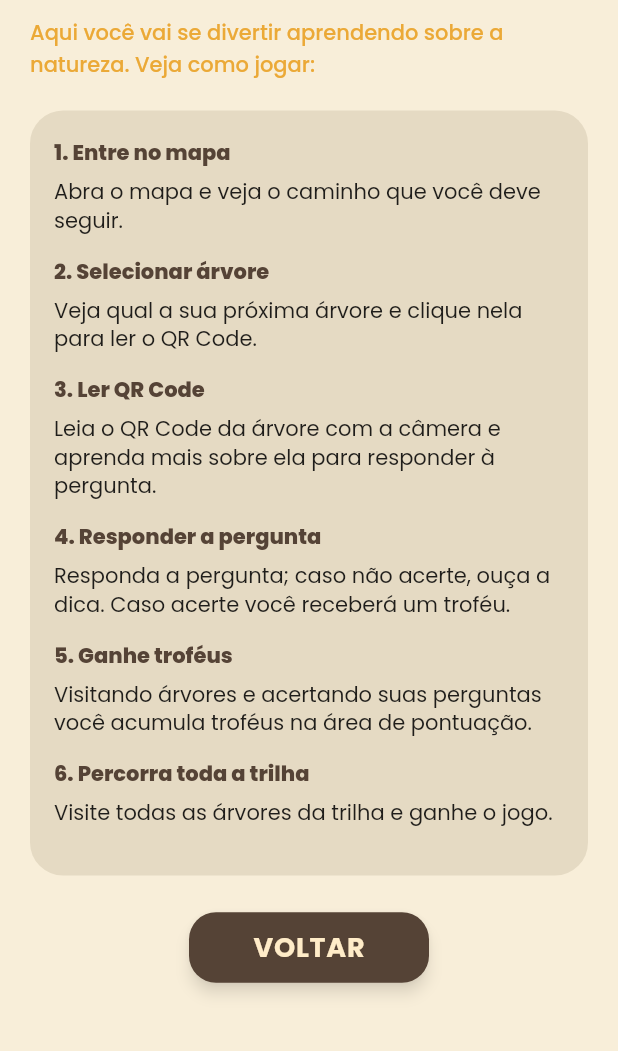
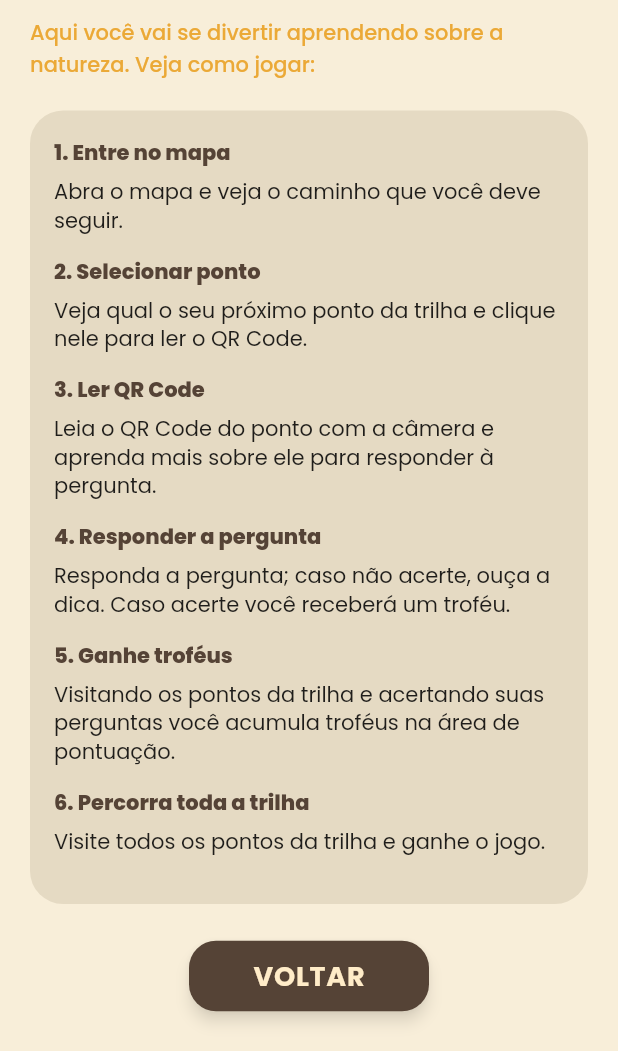
Before and after one commit to AgnesBressan/TrilhaVerdeEsalq, a Flutter app: the TelaTutorial screen opened by its route, on a phone screen of 412 x 824 dp, the part 185-1236 px from its top. Run offline on Flutter 3.47's test engine with Material 3 defaults, Android fonts, the phone set to English and light mode, and no system bars; our stand-ins replace audioplayers, flutter_map, image_picker, latlong2, shared_preferences; missing offline and left inert: mobile_scanner; accounts and stored records are empty.

Commit message:
ajustes na contagem

```diff
--- a/lib/models/ponto_interesse.dart
+++ b/lib/models/ponto_interesse.dart
@@ -35,6 +35,10 @@ class PontoInteresse {
   bool get isArvore => tipo == 'arvore';
   bool get isPredioHistorico => tipo == 'predio_historico';
 
+  // Só pontos com coordenadas aparecem no mapa — e o QR code só é lido a
+  // partir do mapa. Pontos sem coordenadas não entram na contagem da trilha.
+  bool get temCoordenadas => latitude != null && longitude != null;
+
   static double? _parseDouble(dynamic value) {
     if (value == null) return null;
     if (value is double) return value;
--- a/lib/screens/tela_cadastro.dart
+++ b/lib/screens/tela_cadastro.dart
@@ -6,8 +6,6 @@ import '../theme/app_colors.dart';
 import '../widgets/home_action_button.dart';
 import '../models/usuario.dart';
 import '../services/api_cliente.dart';
-
-class ApiConflictError implements Exception {}
 
 class TelaCadastro extends StatefulWidget {
   const TelaCadastro({super.key});
--- a/lib/screens/tela_dicas.dart
+++ b/lib/screens/tela_dicas.dart
@@ -134,7 +134,9 @@ class _TelaDicasState extends State<TelaDicas> {
         // pontos ativos dela (a tabela trofeu não guarda trilha_nome —
         // um ponto pode pertencer a mais de uma trilha).
         final todosPontos =
-            await _api.listarPontosInteresse(trilha: _trilha!, ativas: true);
+            (await _api.listarPontosInteresse(trilha: _trilha!, ativas: true))
+                .where((p) => p.temCoordenadas)
+                .toList();
         final trofeus = await _api.listarTrofeus(nickname);
 
         final codigosDaTrilha = todosPontos.map((p) => p.codigo).toSet();
@@ -145,7 +147,7 @@ class _TelaDicasState extends State<TelaDicas> {
 
         if (mounted) {
           setState(() {
-            _finalizouTrilha = totalLidos >= totalAtivos;
+            _finalizouTrilha = totalAtivos > 0 && totalLidos >= totalAtivos;
             _marcandoLida = false;
           });
         }
--- a/lib/screens/tela_menu.dart
+++ b/lib/screens/tela_menu.dart
@@ -15,8 +15,8 @@ class _TelaMenuState extends State<TelaMenu> { // [NOVO] Classe de estado
   Future<void> _onSair() async {
     await _api.sair(); // Limpa os dados da sessão (SharedPreferences)
     if (mounted) {
-      // Navega para o login e remove todas as telas anteriores
-      Navigator.pushNamedAndRemoveUntil(context, '/login', (route) => false);
+      // Navega para a tela com login/cadastro e remove todas as telas anteriores
+      Navigator.pushNamedAndRemoveUntil(context, '/home', (route) => false);
     }
   }
 
--- a/lib/screens/tela_perfil.dart
+++ b/lib/screens/tela_perfil.dart
@@ -45,7 +45,7 @@ class _TelaPerfilState extends State<TelaPerfil> {
       final nickname = prefs.getString('ultimo_usuario');
 
       if (nickname == null) {
-        // Se não houver usuário logado, volta para o login
+        // Se não houver usuário logado, volta para a tela de login/cadastro
         _sair();
         return;
       }
@@ -107,8 +107,8 @@ class _TelaPerfilState extends State<TelaPerfil> {
   Future<void> _sair() async {
     await _api.sair(); // Limpa os dados locais
     if (!mounted) return;
-    // Navega para a tela de login e remove todas as telas anteriores da pilha
-    Navigator.pushNamedAndRemoveUntil(context, '/login', (route) => false);
+    // Navega para a tela com login/cadastro e remove todas as telas anteriores da pilha
+    Navigator.pushNamedAndRemoveUntil(context, '/home', (route) => false);
   }
 
   @override
--- a/lib/screens/tela_pontuacao.dart
+++ b/lib/screens/tela_pontuacao.dart
@@ -67,7 +67,9 @@ class _TelaPontuacaoState extends State<TelaPontuacao> {
         _api.obterUsuario(nickname),
       ]);
 
-      final pontosDaTrilha = resultados[0] as List<PontoInteresse>;
+      final pontosDaTrilha = (resultados[0] as List<PontoInteresse>)
+          .where((p) => p.temCoordenadas)
+          .toList();
       final todosTrofeus = resultados[1] as List<Trofeu>;
       final usuario = resultados[2] as Usuario?;
 
--- a/lib/screens/tela_quiz.dart
+++ b/lib/screens/tela_quiz.dart
@@ -67,10 +67,12 @@ class _TelaQuizState extends State<TelaQuiz> {
             // A tabela trofeu não guarda trilha_nome — um ponto pode
             // pertencer a mais de uma trilha, então a associação é feita
             // comparando os códigos.
-            final todosPontosAtivos = await _api.listarPontosInteresse(
+            final todosPontosAtivos = (await _api.listarPontosInteresse(
               trilha: _trilha!,
               ativas: true,
-            );
+            ))
+                .where((p) => p.temCoordenadas)
+                .toList();
             final trofeus = await _api.listarTrofeus(nickname);
 
             final codigosDaTrilha =
--- a/lib/screens/tela_tutorial.dart
+++ b/lib/screens/tela_tutorial.dart
@@ -81,15 +81,15 @@ class TelaTutorial extends StatelessWidget {
                     ),
                     _TutorialStep(
                       num: 2,
-                      titulo: 'Selecionar árvore',
+                      titulo: 'Selecionar ponto',
                       texto:
-                          'Veja qual a sua próxima árvore e clique nela para ler o QR Code.',
+                          'Veja qual o seu próximo ponto da trilha e clique nele para ler o QR Code.',
                     ),
                     _TutorialStep(
                       num: 3,
                       titulo: 'Ler QR Code',
                       texto:
-                          'Leia o QR Code da árvore com a câmera e aprenda mais sobre ela para responder à pergunta.',
+                          'Leia o QR Code do ponto com a câmera e aprenda mais sobre ele para responder à pergunta.',
                     ),
                     _TutorialStep(
                       num: 4,
@@ -101,13 +101,13 @@ class TelaTutorial extends StatelessWidget {
                       num: 5,
                       titulo: 'Ganhe troféus',
                       texto:
-                          'Visitando árvores e acertando suas perguntas você acumula troféus na área de pontuação.',
+                          'Visitando os pontos da trilha e acertando suas perguntas você acumula troféus na área de pontuação.',
                     ),
                     _TutorialStep(
                       num: 6,
                       titulo: 'Percorra toda a trilha',
                       texto:
-                          'Visite todas as árvores da trilha e ganhe o jogo.',
+                          'Visite todos os pontos da trilha e ganhe o jogo.',
                     ),
                   ],
                 ),
```
Also changed, not shown: lib/screens/tela_mapa.dart (+9 -11 lines), lib/widgets/bottom_nav.dart (+11 -7 lines), 1 other file.
